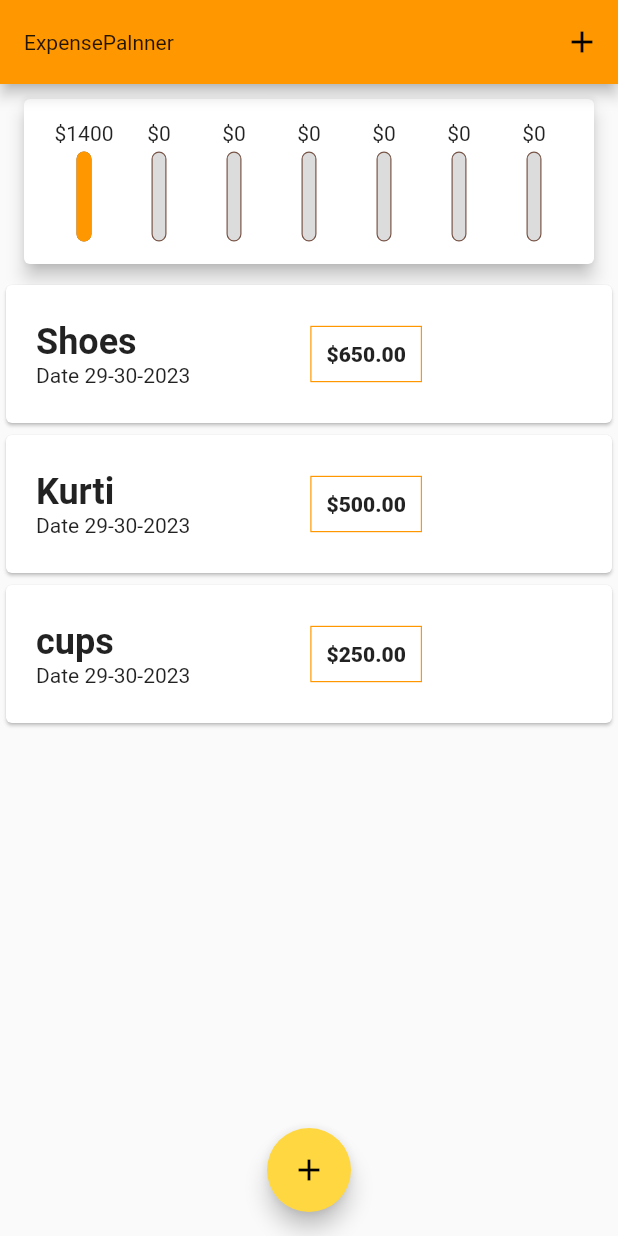
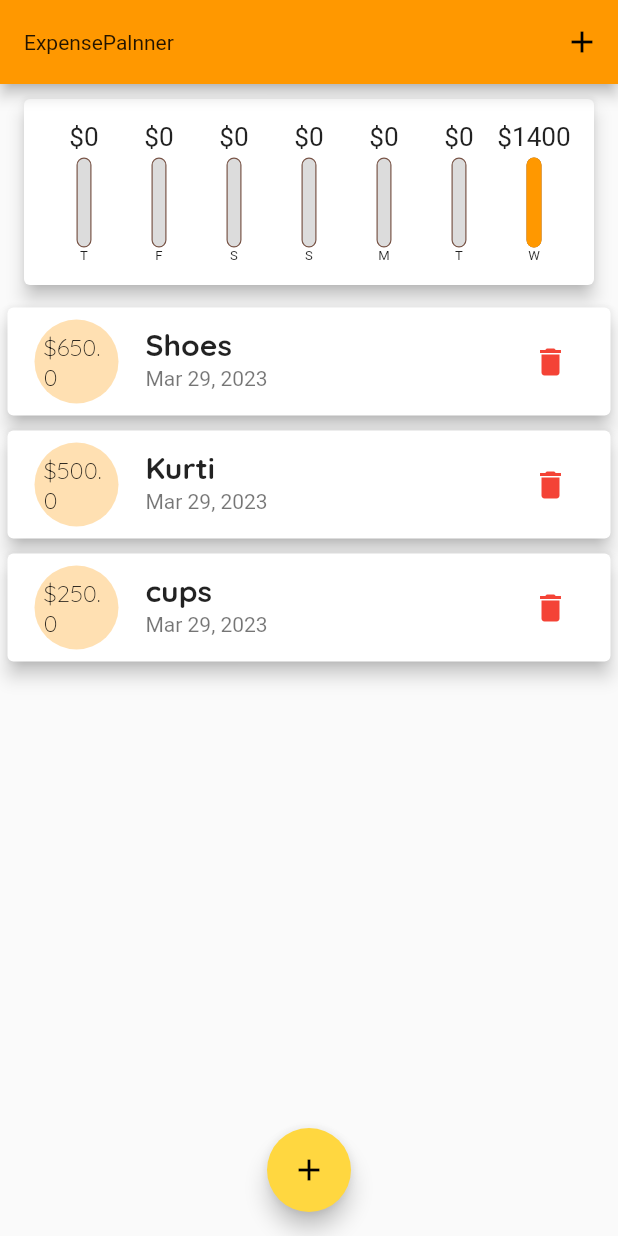
Before and after one commit to JhansiCh916/FlutterProjects, a Flutter app: the screen it shows after launch, on a phone screen of 412 x 824 dp. Run offline on Flutter 3.47's test engine with Material 2 defaults, Android fonts, the phone set to English and light mode, and no system bars.

Commit message:
Some polished code to charts and added date picker.

```diff
--- a/lib/widgets/chart.dart
+++ b/lib/widgets/chart.dart
@@ -22,7 +22,7 @@ class Chart extends StatelessWidget {
         }
       }
       return {"day": DateFormat.E().format(weekDay).substring(0,1), "amount" : totalSum};
-    });
+    }).reversed.toList();
   }
 
   double get maxSpending {
--- a/lib/widgets/chart_bar.dart
+++ b/lib/widgets/chart_bar.dart
@@ -11,7 +11,9 @@ class ChartBar extends StatelessWidget {
   Widget build(BuildContext context) {
     return Column(
       children: [
-        FittedBox(child: Text("\$${spendingAmount.toStringAsFixed(0)}")),
+        Container(
+          height: 20,
+            child: FittedBox(child: Text("\$${spendingAmount.toStringAsFixed(0)}"))),
         SizedBox(
           height: 4,
         ),
@@ -37,6 +39,9 @@ class ChartBar extends StatelessWidget {
             ],
           ),
         ),
+        Container(
+            height: 10,
+            child: FittedBox(child: Text(label))),
       ],
     );
   }
--- a/lib/widgets/transactionList.dart
+++ b/lib/widgets/transactionList.dart
@@ -4,8 +4,9 @@ import 'package:intl/intl.dart';
 
 class TransactionList extends StatelessWidget {
   final List<Transaction> transactions;
+  final Function deleteTransaction;
 
-  TransactionList(this.transactions);
+  TransactionList(this.transactions, this.deleteTransaction);
 
   @override
   Widget build(BuildContext context) {
@@ -22,48 +23,20 @@ class TransactionList extends StatelessWidget {
         ],
       ): ListView.builder(
         itemBuilder: (ctx, index) {
-          return Container(
-            width: 400,
-            height: 100,
-            child: Card(
-              child: Container(
-                width: 200,
-                child: Row(
-                  children: [
-                    Padding(
-                      padding: const EdgeInsets.all(20.0),
-                      child: Column(
-                        mainAxisAlignment: MainAxisAlignment.center,
-                        crossAxisAlignment: CrossAxisAlignment.start,
-                        children: [
-                          Text(
-                            transactions[index].title,
-                            style: TextStyle(
-                                fontSize: 24,
-                                color: Colors.black87,
-                                fontWeight: FontWeight.bold),
-                          ),
-                          Text(
-                              "Date " + DateFormat("dd-mm-yyyy").format(transactions[index].date)),
-                        ],
-                      ),
-                    ),
-                    Container(
-                      margin: EdgeInsets.symmetric(horizontal: 60),
-                      decoration: BoxDecoration(
-                          border:
-                          Border.all(
-                              color: Theme.of(context).primaryColor,
-                              width: 0.8)),
-                      padding: EdgeInsets.all(10),
-                      child: Text(
-                        "\$" + transactions[index].amount.toStringAsFixed(2),
-                        style: TextStyle(fontWeight: FontWeight.w800),
-                      ),
-                    )
-                  ],
+          return Card(
+            margin: EdgeInsets.symmetric(vertical: 5, horizontal: 5),
+            elevation: 5,
+            child: ListTile(
+              leading: CircleAvatar(
+                radius: 30,
+                child: Padding(
+                  padding: const EdgeInsets.all(8.0),
+                  child: Text('\$${transactions[index].amount}'),
                 ),
               ),
+              title: Text(transactions[index].title, style: Theme.of(context).textTheme.titleMedium,),
+              subtitle: Text(DateFormat.yMMMd().format(transactions[index].date),),
+              trailing: IconButton(icon: Icon(Icons.delete),color: Colors.red,onPressed: () => deleteTransaction(transactions[index].id),),
             ),
           );
         },
```
Also changed, not shown: lib/main.dart (+14 -3 lines), lib/widgets/new_transaction.dart (+38 -16 lines).
